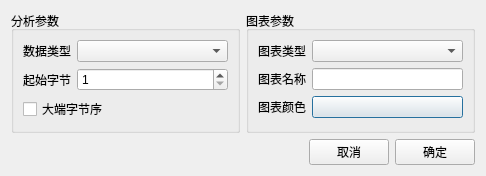
First picture: the form in src/pages/page/charts/xyserial/SAKChartsXYSerialEditDialog.ui, repository x-tools-author/x-tools, before the edit.
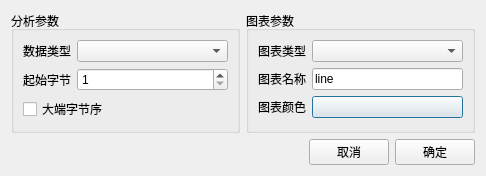
Second picture: the form after the edit.

Commit message: set default value

Diff of the .ui file:
```diff
--- a/src/pages/page/charts/xyserial/SAKChartsXYSerialEditDialog.ui
+++ b/src/pages/page/charts/xyserial/SAKChartsXYSerialEditDialog.ui
@@ -85,7 +85,7 @@
       <item row="1" column="1">
        <widget class="QLineEdit" name="chartNameLineEdit">
         <property name="text">
-         <string notr="true"/>
+         <string notr="true">line</string>
         </property>
        </widget>
       </item>
```
